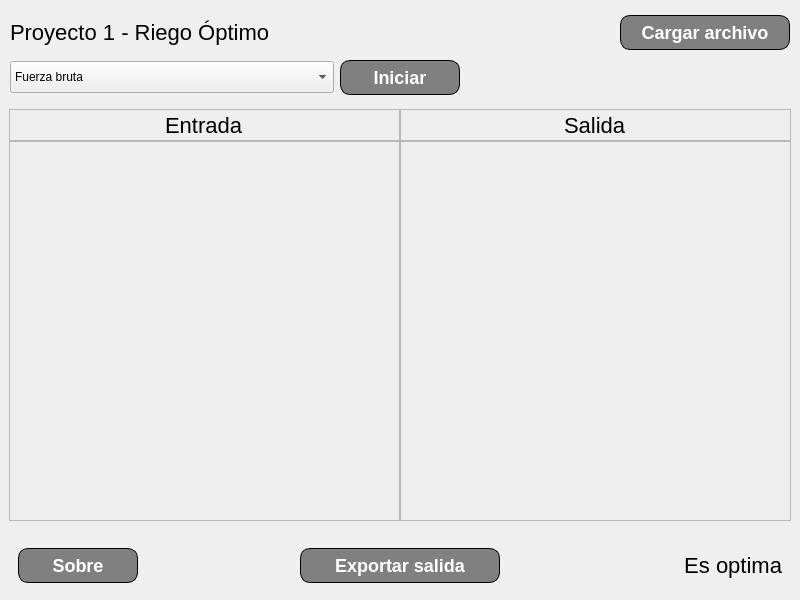
Above: views/vista_principal.ui from JuanLoaiza007/Proyecto-1-ADA-II before the change. Below: the same form after it.
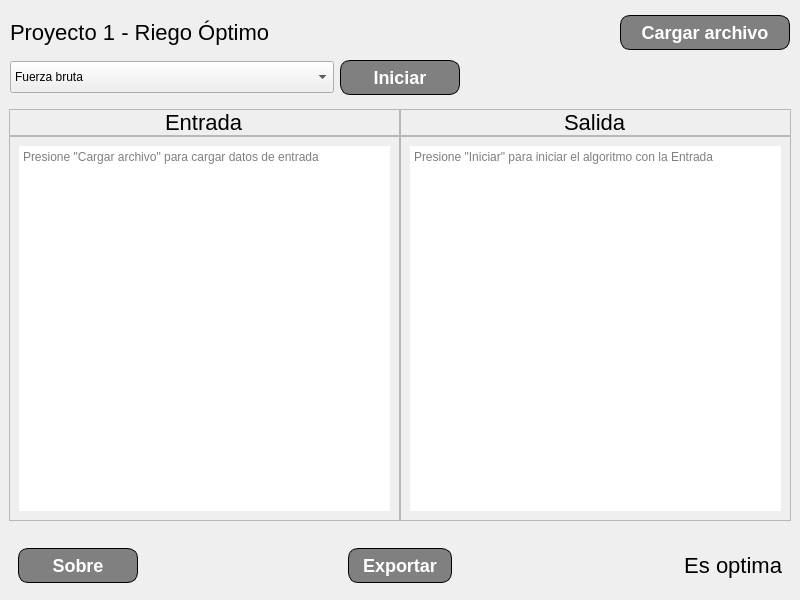
That is the form after the change.

Commit message: update vista_principal to show input and output data

```diff
--- a/views/vista_principal.ui
+++ b/views/vista_principal.ui
@@ -799,6 +799,31 @@
             <property name="frameShadow">
              <enum>QFrame::Raised</enum>
             </property>
+            <layout class="QHBoxLayout" name="horizontalLayout_7">
+             <item>
+              <widget class="QTextEdit" name="txtE_entrada">
+               <property name="cursor" stdset="0">
+                <cursorShape>ArrowCursor</cursorShape>
+               </property>
+               <property name="frameShape">
+                <enum>QFrame::NoFrame</enum>
+               </property>
+               <property name="html">
+                <string>&lt;!DOCTYPE HTML PUBLIC &quot;-//W3C//DTD HTML 4.0//EN&quot; &quot;http://www.w3.org/TR/REC-html40/strict.dtd&quot;&gt;
+&lt;html&gt;&lt;head&gt;&lt;meta name=&quot;qrichtext&quot; content=&quot;1&quot; /&gt;&lt;style type=&quot;text/css&quot;&gt;
+p, li { white-space: pre-wrap; }
+&lt;/style&gt;&lt;/head&gt;&lt;body style=&quot; font-family:'San Francisco Text'; font-size:12pt; font-weight:400; font-style:normal;&quot;&gt;
+&lt;p style=&quot;-qt-paragraph-type:empty; margin-top:0px; margin-bottom:0px; margin-left:0px; margin-right:0px; -qt-block-indent:0; text-indent:0px;&quot;&gt;&lt;br /&gt;&lt;/p&gt;&lt;/body&gt;&lt;/html&gt;</string>
+               </property>
+               <property name="textInteractionFlags">
+                <set>Qt::TextSelectableByKeyboard|Qt::TextSelectableByMouse</set>
+               </property>
+               <property name="placeholderText">
+                <string>Presione &quot;Cargar archivo&quot; para cargar datos de entrada</string>
+               </property>
+              </widget>
+             </item>
+            </layout>
            </widget>
           </item>
          </layout>
@@ -903,6 +928,43 @@
             <property name="frameShadow">
              <enum>QFrame::Raised</enum>
             </property>
+            <layout class="QHBoxLayout" name="horizontalLayout_8">
+             <item>
+              <widget class="QTextEdit" name="txtE_salida">
+               <property name="cursor" stdset="0">
+                <cursorShape>ArrowCursor</cursorShape>
+               </property>
+               <property name="focusPolicy">
+                <enum>Qt::StrongFocus</enum>
+               </property>
+               <property name="frameShape">
+                <enum>QFrame::NoFrame</enum>
+               </property>
+               <property name="frameShadow">
+                <enum>QFrame::Plain</enum>
+               </property>
+               <property name="horizontalScrollBarPolicy">
+                <enum>Qt::ScrollBarAlwaysOff</enum>
+               </property>
+               <property name="html">
+                <string>&lt;!DOCTYPE HTML PUBLIC &quot;-//W3C//DTD HTML 4.0//EN&quot; &quot;http://www.w3.org/TR/REC-html40/strict.dtd&quot;&gt;
+&lt;html&gt;&lt;head&gt;&lt;meta name=&quot;qrichtext&quot; content=&quot;1&quot; /&gt;&lt;style type=&quot;text/css&quot;&gt;
+p, li { white-space: pre-wrap; }
+&lt;/style&gt;&lt;/head&gt;&lt;body style=&quot; font-family:'San Francisco Text'; font-size:12pt; font-weight:400; font-style:normal;&quot;&gt;
+&lt;p style=&quot;-qt-paragraph-type:empty; margin-top:0px; margin-bottom:0px; margin-left:0px; margin-right:0px; -qt-block-indent:0; text-indent:0px;&quot;&gt;&lt;br /&gt;&lt;/p&gt;&lt;/body&gt;&lt;/html&gt;</string>
+               </property>
+               <property name="acceptRichText">
+                <bool>false</bool>
+               </property>
+               <property name="textInteractionFlags">
+                <set>Qt::TextSelectableByKeyboard|Qt::TextSelectableByMouse</set>
+               </property>
+               <property name="placeholderText">
+                <string>Presione &quot;Iniciar&quot; para iniciar el algoritmo con la Entrada</string>
+               </property>
+              </widget>
+             </item>
+            </layout>
            </widget>
           </item>
          </layout>
@@ -937,6 +999,12 @@
        </property>
        <item>
         <widget class="QFrame" name="foot1left">
+         <property name="maximumSize">
+          <size>
+           <width>260</width>
+           <height>16777215</height>
+          </size>
+         </property>
          <property name="frameShape">
           <enum>QFrame::NoFrame</enum>
          </property>
@@ -985,7 +1053,7 @@
            <widget class="QPushButton" name="btn_exportar">
             <property name="minimumSize">
              <size>
-              <width>200</width>
+              <width>104</width>
               <height>35</height>
              </size>
             </property>
@@ -999,7 +1067,7 @@
              <cursorShape>PointingHandCursor</cursorShape>
             </property>
             <property name="text">
-             <string>Exportar salida</string>
+             <string>Exportar</string>
             </property>
             <property name="class" stdset="0">
              <string>btn-primary br-2</string>
@@ -1011,6 +1079,12 @@
        </item>
        <item>
         <widget class="QFrame" name="foot3right">
+         <property name="maximumSize">
+          <size>
+           <width>260</width>
+           <height>16777215</height>
+          </size>
+         </property>
          <property name="frameShape">
           <enum>QFrame::NoFrame</enum>
          </property>
@@ -1022,7 +1096,7 @@
            <widget class="QLabel" name="lbl_optimalidad">
             <property name="minimumSize">
              <size>
-              <width>130</width>
+              <width>240</width>
               <height>0</height>
              </size>
             </property>
```
Left out of the diff: 2 changed lines with no effect on the pictures. The commit also changes 1 other file.
